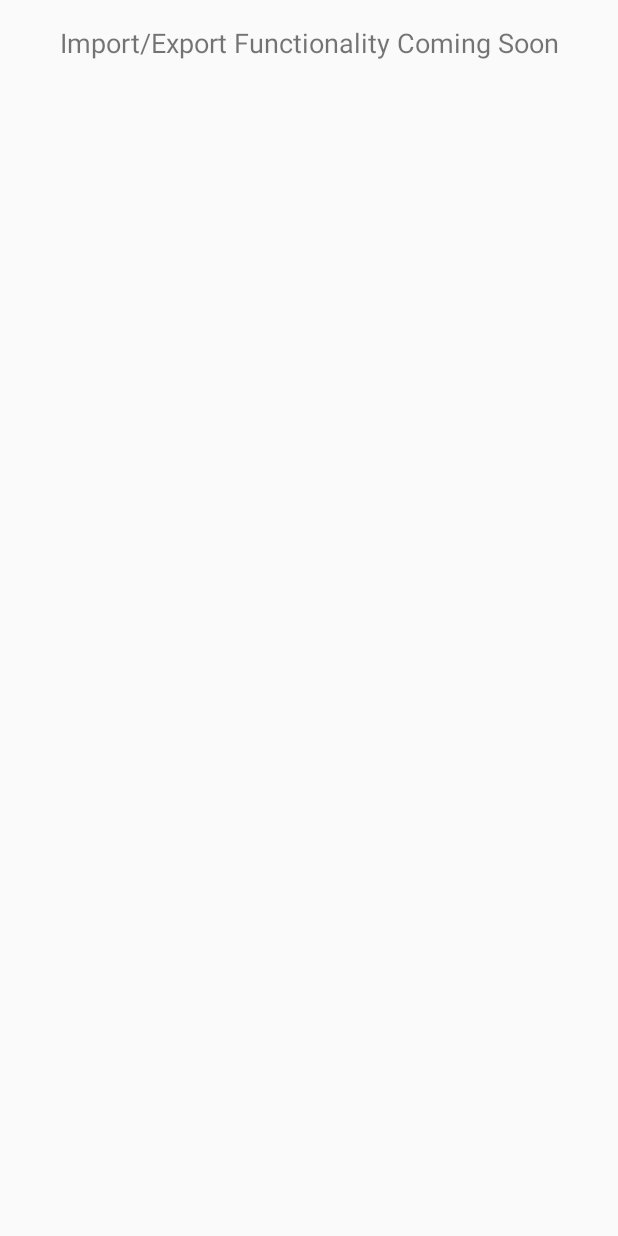
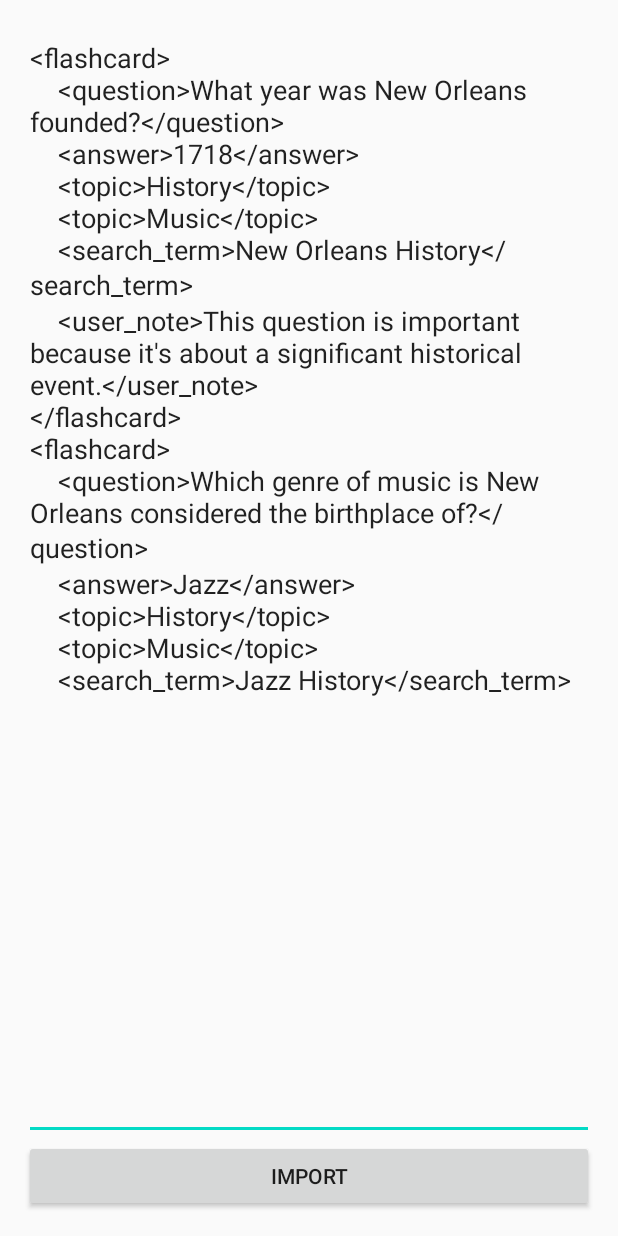
Before and after one commit to heizer23/flashcardapp, an Android app: the screen it shows after launch (ImportExportActivity before the commit, ImportFlashcardsActivity after it), after a tap on "IMPORT/EXPORT", on a phone screen of 412 x 824 dp. Run offline under Robolectric (Android 15) with nearby library versions, the light colour scheme and no system bars.

Commit message:
Runs - update1

```diff
--- a/app/src/main/AndroidManifest.xml
+++ b/app/src/main/AndroidManifest.xml
@@ -28,7 +28,7 @@
         <activity android:name=".ListFlashcardsActivity" />
         <activity android:name=".ReviewFlashcardsActivity" />
         <activity android:name=".EditFlashcardActivity" />
-        <activity android:name=".ImportExportActivity" />
+        <activity android:name=".ImportFlashcardsActivity" />
 
     </application>
 </manifest>
--- a/app/src/main/java/com/example/flashcardapp/ImportExportActivity.java
+++ /dev/null
@@ -1,19 +0,0 @@
-// File: ImportExportActivity.java
-package com.example.flashcardapp;
-
-import android.os.Bundle;
-// Add necessary imports for file handling and permissions
-import androidx.appcompat.app.AppCompatActivity;
-
-public class ImportExportActivity extends AppCompatActivity {
-
-    // Implement import/export logic here
-
-    @Override
-    protected void onCreate(Bundle savedInstanceState) {
-        super.onCreate(savedInstanceState);
-        setContentView(R.layout.activity_import_export);
-
-        // Setup UI and handle import/export actions
-    }
-}
--- /dev/null
+++ b/app/src/main/java/com/example/flashcardapp/ImportFlashcardsActivity.java
@@ -0,0 +1,95 @@
+// File: ImportFlashcardsActivity.java
+package com.example.flashcardapp;
+
+import android.os.Bundle;
+import android.widget.Button;
+import android.widget.EditText;
+import android.widget.Toast;
+import androidx.appcompat.app.AppCompatActivity;
+import java.util.List;
+
+public class ImportFlashcardsActivity extends AppCompatActivity {
+
+    private EditText etXmlInput;
+    private Button btnImport;
+    private FlashcardDAO flashcardDAO;
+
+    @Override
+    protected void onCreate(Bundle savedInstanceState) {
+        super.onCreate(savedInstanceState);
+        setContentView(R.layout.activity_import_flashcards);
+
+        // Initialize views
+        etXmlInput = findViewById(R.id.et_xml_input);
+        btnImport = findViewById(R.id.btn_import);
+
+        // Prefill the EditText with two valid XML flashcard entries
+        etXmlInput.setText(
+                        "<flashcard>\n" +
+                                "    <question>What year was New Orleans founded?</question>\n" +
+                                "    <answer>1718</answer>\n" +
+                                "    <topic>History</topic>\n" +
+                                "    <topic>Music</topic>\n" +
+                                "    <search_term>New Orleans History</search_term>\n" +
+                                "    <user_note>This question is important because it's about a significant historical event.</user_note>\n" +
+                                "</flashcard>\n" +
+                                "<flashcard>\n" +
+                                "    <question>Which genre of music is New Orleans considered the birthplace of?</question>\n" +
+                                "    <answer>Jazz</answer>\n" +
+                                "    <topic>History</topic>\n" +
+                                "    <topic>Music</topic>\n" +
+                                "    <search_term>Jazz History</search_term>\n" +
+                                "    <user_note>This highlights the cultural significance of jazz music.</user_note>\n" +
+                                "</flashcard>"
+
+        );
+
+        // Initialize DAO
+        flashcardDAO = new FlashcardDAO(this);
+        flashcardDAO.open();
+
+        // Set import button action
+        btnImport.setOnClickListener(v -> {
+            String xmlInput = etXmlInput.getText().toString();
+            if (!xmlInput.isEmpty()) {
+                List<Flashcard> flashcards = parseXmlToFlashcards(xmlInput);
+                if (flashcards != null && !flashcards.isEmpty()) {
+                    boolean allInserted = true;  // Track if all flashcards were inserted
+                    for (Flashcard flashcard : flashcards) {
+                        long result = flashcardDAO.insertFlashcardWithResult(flashcard);  // Updated to return result
+                        if (result == -1) {
+                            allInserted = false;  // If any flashcard fails to insert
+                            Toast.makeText(this, "Failed to insert: " + flashcard.getQuestion(), Toast.LENGTH_LONG).show();
+                        }
+                    }
+                    if (allInserted) {
+                        Toast.makeText(this, flashcards.size() + " flashcards imported successfully.", Toast.LENGTH_LONG).show();
+                    }
+                } else {
+                    Toast.makeText(this, "Invalid XML format or no flashcards found.", Toast.LENGTH_LONG).show();
+                }
+            } else {
+                Toast.makeText(this, "Please paste the XML formatted string.", Toast.LENGTH_LONG).show();
+            }
+        });
+    }
+
+    // Parse the XML input to Flashcards
+    private List<Flashcard> parseXmlToFlashcards(String xmlInput) {
+        try {
+            // Parse the XML and return a list of Flashcard objects
+            XmlParser parser = new XmlParser();  // Assume you have an XML parser
+            return parser.parse(xmlInput);
+        } catch (Exception e) {
+            e.printStackTrace();
+            Toast.makeText(this, "Error parsing XML", Toast.LENGTH_LONG).show();
+            return null;
+        }
+    }
+
+    @Override
+    protected void onDestroy() {
+        flashcardDAO.close();
+        super.onDestroy();
+    }
+}
--- a/app/src/main/java/com/example/flashcardapp/MainActivity.java
+++ b/app/src/main/java/com/example/flashcardapp/MainActivity.java
@@ -36,7 +36,7 @@ public class MainActivity extends AppCompatActivity {
          });
 
          btnImportExport.setOnClickListener(v -> {
-             Intent intent = new Intent(MainActivity.this, ImportExportActivity.class);
+             Intent intent = new Intent(MainActivity.this, ImportFlashcardsActivity.class);
              startActivity(intent);
          });
     }
--- a/app/src/main/res/layout/activity_import_export.xml
+++ /dev/null
@@ -1,17 +0,0 @@
-<?xml version="1.0" encoding="utf-8"?>
-<LinearLayout
-    xmlns:android="http://schemas.android.com/apk/res/android"
-    android:orientation="vertical"
-    android:padding="16dp"
-    android:layout_width="match_parent"
-    android:layout_height="match_parent">
-
-    <TextView
-        android:id="@+id/tv_placeholder"
-        android:text="Import/Export Functionality Coming Soon"
-        android:layout_width="match_parent"
-        android:layout_height="wrap_content"
-        android:textSize="18sp"
-        android:gravity="center" />
-
-</LinearLayout>
--- /dev/null
+++ b/app/src/main/res/layout/activity_import_flashcards.xml
@@ -0,0 +1,28 @@
+<!-- File: activity_import_flashcards.xml -->
+<LinearLayout
+    xmlns:android="http://schemas.android.com/apk/res/android"
+    android:orientation="vertical"
+    android:padding="16dp"
+    android:layout_width="match_parent"
+    android:layout_height="match_parent">
+
+    <!-- EditText for XML input -->
+    <EditText
+        android:id="@+id/et_xml_input"
+        android:hint="Paste XML formatted Questions"
+        android:layout_width="match_parent"
+        android:layout_height="0dp"
+        android:layout_weight="1"
+        android:gravity="top"
+        android:inputType="textMultiLine"
+        android:minHeight="200dp"
+        android:maxLines="20" />
+
+    <!-- Button for Import -->
+    <Button
+        android:id="@+id/btn_import"
+        android:layout_width="match_parent"
+        android:layout_height="wrap_content"
+        android:text="Import" />
+
+</LinearLayout>
```
Also changed, not shown: app/src/main/java/com/example/flashcardapp/FlashcardAdapter.java (+53 -20 lines), app/src/main/java/com/example/flashcardapp/FlashcardDAO.java (+26 -0 lines), app/src/main/java/com/example/flashcardapp/ReviewFlashcardsActivity.java (+49 -18 lines), app/src/main/java/com/example/flashcardapp/XmlParser.java (added, +48 -0 lines), app/src/main/res/layout/activity_list_flashcards.xml (+37 -0 lines), app/src/main/res/layout/item_flashcard.xml (+24 -12 lines).
